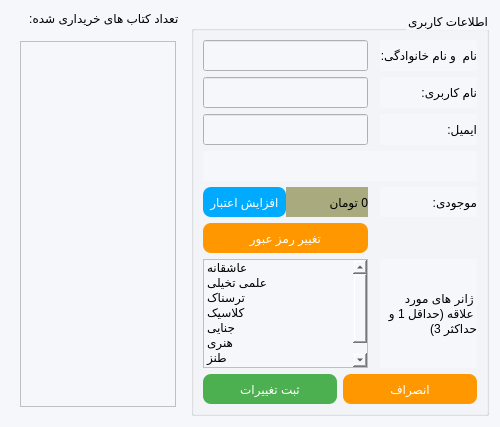
Above: userprofilepage.ui from mozali1386-alt/Ketab_e_Man before the change. Below: the same form after it.
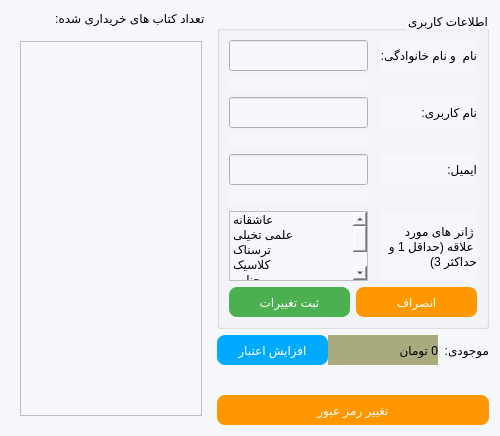
That is the form after the change. The open tabs and pages were chosen to show the change.

Commit message: Add basic user info validation to regular profile

What changed in the file:
```diff
--- a/userprofilepage.ui
+++ b/userprofilepage.ui
@@ -16,8 +16,46 @@
   <property name="styleSheet">
    <string notr="true">background-color: rgb(245, 247, 250);</string>
   </property>
-  <layout class="QHBoxLayout" name="horizontalLayout" stretch="2,0">
-   <item>
+  <layout class="QGridLayout" name="gridLayout_2" columnstretch="0,0,0" columnminimumwidth="0,0,0">
+   <item row="1" column="1">
+    <layout class="QHBoxLayout" name="horizontalLayout_3">
+     <property name="spacing">
+      <number>0</number>
+     </property>
+     <item>
+      <widget class="QPushButton" name="pushButton_topUpbalance">
+       <property name="minimumSize">
+        <size>
+         <width>0</width>
+         <height>30</height>
+        </size>
+       </property>
+       <property name="styleSheet">
+        <string notr="true">QPushButton {
+   
+	background-color: rgb(0, 170, 255);
+    color: white;
+    border-radius: 8px;
+}</string>
+       </property>
+       <property name="text">
+        <string>افزایش اعتبار</string>
+       </property>
+      </widget>
+     </item>
+     <item>
+      <widget class="QLabel" name="label_balance">
+       <property name="styleSheet">
+        <string notr="true">background-color: rgb(170, 170, 127);</string>
+       </property>
+       <property name="text">
+        <string>0 تومان</string>
+       </property>
+      </widget>
+     </item>
+    </layout>
+   </item>
+   <item row="0" column="0" rowspan="7">
     <layout class="QGridLayout" name="gridLayout_3">
      <item row="0" column="2">
       <widget class="QLabel" name="label_8">
@@ -34,6 +72,12 @@
      </item>
      <item row="1" column="0" colspan="3">
       <widget class="QStackedWidget" name="stackedWidget">
+       <property name="minimumSize">
+        <size>
+         <width>200</width>
+         <height>0</height>
+        </size>
+       </property>
        <property name="currentIndex">
         <number>0</number>
        </property>
@@ -59,6 +103,12 @@
         <layout class="QVBoxLayout" name="verticalLayout_2">
          <item>
           <widget class="QScrollArea" name="scrollArea">
+           <property name="minimumSize">
+            <size>
+             <width>0</width>
+             <height>0</height>
+            </size>
+           </property>
            <property name="widgetResizable">
             <bool>true</bool>
            </property>
@@ -70,11 +120,25 @@
              <rect>
               <x>0</x>
               <y>0</y>
-              <width>86</width>
-              <height>16</height>
+              <width>186</width>
+              <height>383</height>
              </rect>
             </property>
-            <layout class="QVBoxLayout" name="verticalLayout_3"/>
+            <layout class="QVBoxLayout" name="verticalLayout_3">
+             <item>
+              <spacer name="verticalSpacer">
+               <property name="orientation">
+                <enum>Qt::Orientation::Vertical</enum>
+               </property>
+               <property name="sizeHint" stdset="0">
+                <size>
+                 <width>20</width>
+                 <height>40</height>
+                </size>
+               </property>
+              </spacer>
+             </item>
+            </layout>
            </widget>
           </widget>
          </item>
@@ -94,7 +158,20 @@
      </item>
     </layout>
    </item>
-   <item>
+   <item row="1" column="2">
+    <widget class="QLabel" name="label_6">
+     <property name="sizePolicy">
+      <sizepolicy hsizetype="Fixed" vsizetype="Preferred">
+       <horstretch>0</horstretch>
+       <verstretch>0</verstretch>
+      </sizepolicy>
+     </property>
+     <property name="text">
+      <string>موجودی:</string>
+     </property>
+    </widget>
+   </item>
+   <item row="0" column="1" colspan="2">
     <widget class="QGroupBox" name="groupBox">
      <property name="title">
       <string>اطلاعات کاربری</string>
@@ -104,36 +181,23 @@
      </property>
      <layout class="QGridLayout" name="gridLayout">
       <item row="2" column="2">
-       <widget class="QLabel" name="label_5">
+       <widget class="QLabel" name="label">
         <property name="text">
-         <string>ایمیل:</string>
+         <string>نام کاربری:</string>
         </property>
-        <property name="alignment">
-         <set>Qt::AlignmentFlag::AlignLeading|Qt::AlignmentFlag::AlignLeft|Qt::AlignmentFlag::AlignVCenter</set>
-        </property>
        </widget>
       </item>
-      <item row="5" column="0">
-       <widget class="QPushButton" name="pushButton_editpassword">
-        <property name="minimumSize">
-         <size>
-          <width>0</width>
-          <height>30</height>
-         </size>
-        </property>
-        <property name="styleSheet">
-         <string notr="true">QPushButton{
-background-color: #FF9800;
-color: white;
-border-radius: 8px;
-}</string>
-        </property>
+      <item row="9" column="2">
+       <widget class="QLabel" name="label_7">
         <property name="text">
-         <string>تغییر رمز عبور</string>
+         <string>ژانر های مورد علاقه (حداقل 1 و حداکثر 3)</string>
         </property>
+        <property name="wordWrap">
+         <bool>true</bool>
+        </property>
        </widget>
       </item>
-      <item row="7" column="0">
+      <item row="9" column="0">
        <widget class="QListWidget" name="listWidget">
         <item>
          <property name="text">
@@ -201,83 +265,33 @@
         </item>
        </widget>
       </item>
-      <item row="3" column="0" colspan="3">
+      <item row="4" column="2">
+       <widget class="QLabel" name="label_5">
+        <property name="text">
+         <string>ایمیل:</string>
+        </property>
+        <property name="alignment">
+         <set>Qt::AlignmentFlag::AlignLeading|Qt::AlignmentFlag::AlignLeft|Qt::AlignmentFlag::AlignVCenter</set>
+        </property>
+       </widget>
+      </item>
+      <item row="6" column="0">
        <widget class="QLabel" name="label_errorEmail">
         <property name="minimumSize">
          <size>
           <width>0</width>
-          <height>30</height>
+          <height>0</height>
          </size>
         </property>
         <property name="text">
          <string/>
         </property>
         <property name="alignment">
-         <set>Qt::AlignmentFlag::AlignCenter</set>
+         <set>Qt::AlignmentFlag::AlignLeading|Qt::AlignmentFlag::AlignLeft|Qt::AlignmentFlag::AlignVCenter</set>
         </property>
        </widget>
       </item>
-      <item row="0" column="2">
-       <widget class="QLabel" name="label_2">
-        <property name="text">
-         <string>نام  و نام خانوادگی:</string>
-        </property>
-       </widget>
-      </item>
-      <item row="1" column="2">
-       <widget class="QLabel" name="label">
-        <property name="text">
-         <string>نام کاربری:</string>
-        </property>
-       </widget>
-      </item>
-      <item row="7" column="2">
-       <widget class="QLabel" name="label_7">
-        <property name="text">
-         <string>ژانر های مورد علاقه (حداقل 1 و حداکثر 3)</string>
-        </property>
-        <property name="wordWrap">
-         <bool>true</bool>
-        </property>
-       </widget>
-      </item>
-      <item row="2" column="0">
-       <widget class="QLineEdit" name="lineEdit_Email">
-        <property name="minimumSize">
-         <size>
-          <width>0</width>
-          <height>31</height>
-         </size>
-        </property>
-       </widget>
-      </item>
-      <item row="1" column="0">
-       <widget class="QLineEdit" name="lineEdit_username">
-        <property name="minimumSize">
-         <size>
-          <width>0</width>
-          <height>31</height>
-         </size>
-        </property>
-        <property name="readOnly">
-         <bool>true</bool>
-        </property>
-       </widget>
-      </item>
-      <item row="0" column="0">
-       <widget class="QLineEdit" name="lineEdit_name">
-        <property name="minimumSize">
-         <size>
-          <width>0</width>
-          <height>31</height>
-         </size>
-        </property>
-        <property name="text">
-         <string/>
-        </property>
-       </widget>
-      </item>
-      <item row="8" column="0" colspan="3">
+      <item row="10" column="0" colspan="3">
        <layout class="QHBoxLayout" name="horizontalLayout_2">
         <item>
          <widget class="QPushButton" name="pushButton_sabt">
@@ -321,54 +335,86 @@
         </item>
        </layout>
       </item>
-      <item row="4" column="2">
-       <widget class="QLabel" name="label_6">
+      <item row="2" column="0">
+       <widget class="QLineEdit" name="lineEdit_username">
+        <property name="minimumSize">
+         <size>
+          <width>0</width>
+          <height>31</height>
+         </size>
+        </property>
+        <property name="readOnly">
+         <bool>true</bool>
+        </property>
+       </widget>
+      </item>
+      <item row="1" column="0">
+       <widget class="QLabel" name="label_errorname">
         <property name="text">
-         <string>موجودی:</string>
+         <string/>
+        </property>
+       </widget>
+      </item>
+      <item row="0" column="0">
+       <widget class="QLineEdit" name="lineEdit_name">
+        <property name="minimumSize">
+         <size>
+          <width>0</width>
+          <height>31</height>
+         </size>
+        </property>
+        <property name="text">
+         <string/>
+        </property>
+       </widget>
+      </item>
+      <item row="0" column="2">
+       <widget class="QLabel" name="label_2">
+        <property name="text">
+         <string>نام  و نام خانوادگی:</string>
         </property>
        </widget>
       </item>
       <item row="4" column="0">
-       <layout class="QHBoxLayout" name="horizontalLayout_3">
-        <property name="spacing">
-         <number>0</number>
+       <widget class="QLineEdit" name="lineEdit_Email">
+        <property name="minimumSize">
+         <size>
+          <width>0</width>
+          <height>31</height>
+         </size>
         </property>
-        <item>
-         <widget class="QPushButton" name="pushButton_topUpbalance">
-          <property name="minimumSize">
-           <size>
-            <width>0</width>
-            <height>30</height>
-           </size>
-          </property>
-          <property name="styleSheet">
-           <string notr="true">QPushButton {
-   
-	background-color: rgb(0, 170, 255);
-    color: white;
-    border-radius: 8px;
-}</string>
-          </property>
-          <property name="text">
-           <string>افزایش اعتبار</string>
-          </property>
-         </widget>
-        </item>
-        <item>
-         <widget class="QLabel" name="label_balance">
-          <property name="styleSheet">
-           <string notr="true">background-color: rgb(170, 170, 127);</string>
-          </property>
-          <property name="text">
-           <string>0 تومان</string>
-          </property>
-         </widget>
-        </item>
-       </layout>
+       </widget>
+      </item>
+      <item row="3" column="0">
+       <widget class="QLabel" name="label_4">
+        <property name="text">
+         <string/>
+        </property>
+       </widget>
       </item>
      </layout>
     </widget>
    </item>
+   <item row="6" column="1" colspan="2">
+    <widget class="QPushButton" name="pushButton_editpassword">
+     <property name="minimumSize">
+      <size>
+       <width>0</width>
+       <height>30</height>
+      </size>
+     </property>
+     <property name="styleSheet">
+      <string notr="true">QPushButton{
+background-color: #FF9800;
+color: white;
+border-radius: 8px;
+}</string>
+     </property>
+     <property name="text">
+      <string>تغییر رمز عبور</string>
+     </property>
+    </widget>
+   </item>
   </layout>
  </widget>
  <resources/>
```
Left out of the diff: 22 changed lines with no effect on the pictures. The commit also changes 2 other files.
